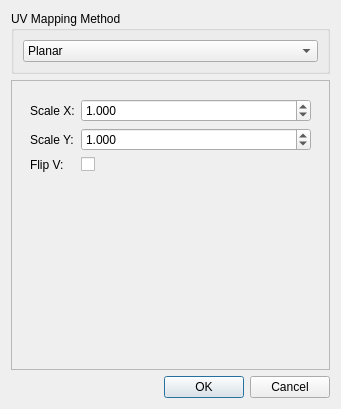
Old version of the form ui/UVGenerationDialog.ui in the repository sharjith/ModelViewer-Qt.
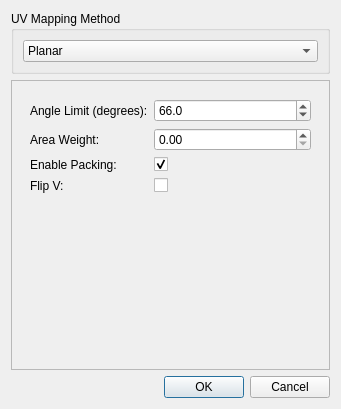
New version of the form. The open tabs and pages were chosen to show the change.

Commit message: Fix UV island unwrap tearing bug; add Blender-style Smart Project UV method

```diff
--- a/ui/UVGenerationDialog.ui
+++ b/ui/UVGenerationDialog.ui
@@ -585,6 +585,96 @@
            </item>
           </layout>
          </widget>
+         <widget class="QWidget" name="page_SmartProject">
+          <layout class="QFormLayout" name="formLayout_SmartProject">
+           <item row="0" column="0">
+            <widget class="QLabel" name="label_AngleLimit_SmartProject">
+             <property name="text">
+              <string>Angle Limit (degrees):</string>
+             </property>
+            </widget>
+           </item>
+           <item row="0" column="1">
+            <widget class="QDoubleSpinBox" name="spinBox_AngleLimit_SmartProject">
+             <property name="toolTip">
+              <string>Lower for more projection groups (less distortion, more islands), higher for fewer projection groups</string>
+             </property>
+             <property name="decimals">
+              <number>1</number>
+             </property>
+             <property name="minimum">
+              <double>0.000000000000000</double>
+             </property>
+             <property name="maximum">
+              <double>89.000000000000000</double>
+             </property>
+             <property name="value">
+              <double>66.000000000000000</double>
+             </property>
+            </widget>
+           </item>
+           <item row="1" column="0">
+            <widget class="QLabel" name="label_AreaWeight_SmartProject">
+             <property name="text">
+              <string>Area Weight:</string>
+             </property>
+            </widget>
+           </item>
+           <item row="1" column="1">
+            <widget class="QDoubleSpinBox" name="spinBox_AreaWeight_SmartProject">
+             <property name="toolTip">
+              <string>Weight projection direction clustering by face area; 0 treats all faces equally, 1 lets large faces dominate</string>
+             </property>
+             <property name="decimals">
+              <number>2</number>
+             </property>
+             <property name="maximum">
+              <double>1.000000000000000</double>
+             </property>
+             <property name="singleStep">
+              <double>0.100000000000000</double>
+             </property>
+             <property name="value">
+              <double>0.000000000000000</double>
+             </property>
+            </widget>
+           </item>
+           <item row="2" column="0">
+            <widget class="QLabel" name="label_EnablePacking_SmartProject">
+             <property name="text">
+              <string>Enable Packing:</string>
+             </property>
+            </widget>
+           </item>
+           <item row="2" column="1">
+            <widget class="QCheckBox" name="checkBox_EnablePacking_SmartProject">
+             <property name="toolTip">
+              <string>Automatically pack UV islands into 0-1 space</string>
+             </property>
+             <property name="text">
+              <string/>
+             </property>
+             <property name="checked">
+              <bool>true</bool>
+             </property>
+            </widget>
+           </item>
+           <item row="3" column="0">
+            <widget class="QLabel" name="label_FlipV_SmartProject">
+             <property name="text">
+              <string>Flip V:</string>
+             </property>
+            </widget>
+           </item>
+           <item row="3" column="1">
+            <widget class="QCheckBox" name="checkBox_FlipV_SmartProject">
+             <property name="text">
+              <string/>
+             </property>
+            </widget>
+           </item>
+          </layout>
+         </widget>
         </widget>
        </item>
       </layout>
```
Left out of the diff: 5 changed lines with no effect on the pictures. The commit also changes 8 other files.
